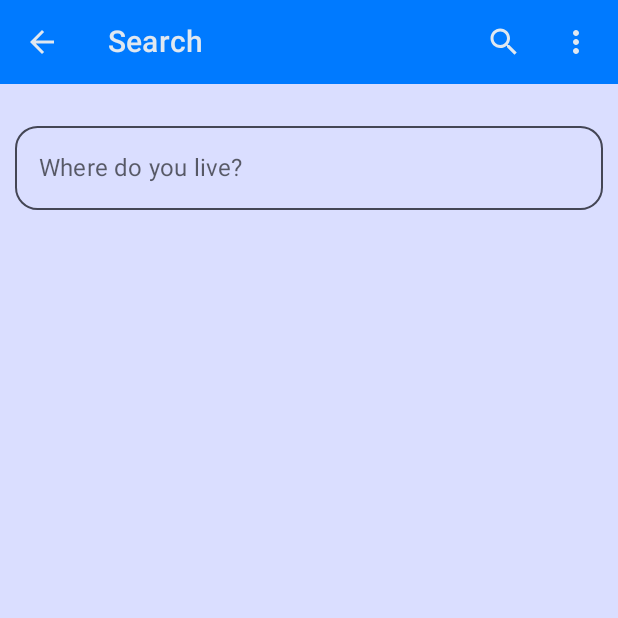
After one commit to Mohammad2723/Weather, an Android app built with Jetpack Compose: the SearchScreen screen opened through its navigation route, on a phone screen of 412 x 824 dp, the top half of it. The commit adds this screen. Run offline under Robolectric (Android 15) with nearby library versions, the phone set to English and light mode, and no system bars; our stand-ins replace Dagger/Hilt's generated code.

Commit message:
search screen and search bar is implement but still isn't work

```diff
--- a/app/src/main/java/com/github/ebrahimi16153/weather/navigation/WeatherNavigation.kt
+++ b/app/src/main/java/com/github/ebrahimi16153/weather/navigation/WeatherNavigation.kt
@@ -1,14 +1,16 @@
 package com.github.ebrahimi16153.weather.navigation
 
 import androidx.compose.runtime.Composable
+import androidx.compose.ui.ExperimentalComposeUiApi
 import androidx.hilt.navigation.compose.hiltViewModel
 import androidx.navigation.compose.NavHost
 import androidx.navigation.compose.composable
 import androidx.navigation.compose.rememberNavController
 import com.github.ebrahimi16153.weather.screens.SplashScreen
 import com.github.ebrahimi16153.weather.screens.main.MainScreen
+import com.github.ebrahimi16153.weather.screens.searchscreen.SearchScreen
 import com.github.ebrahimi16153.weather.viewmodel.MainViewModel
-
+@ExperimentalComposeUiApi
 @Composable
 fun WeatherNavigation() {
     val navController = rememberNavController()
@@ -26,6 +28,10 @@ fun WeatherNavigation() {
             MainScreen(navController = navController , mainViewModel)
         }
 
+        composable(WeatherScreensName.SearchScreen.name){
+            SearchScreen(navController = navController)
+        }
+
 
     }
 }
--- a/app/src/main/java/com/github/ebrahimi16153/weather/screens/main/MainScreen.kt
+++ b/app/src/main/java/com/github/ebrahimi16153/weather/screens/main/MainScreen.kt
@@ -71,7 +71,7 @@ fun MainScaffold(weather:Weather ,navController: NavController) {
         WeatherAppBar(
             title = "${weather.city?.name},${weather.city?.country}",
             navController = navController,
-            icon = Icons.Default.ArrowBack,
+            onSearchClicked = { navController.navigate(WeatherScreensName.SearchScreen.name)},
             elevation = 5.dp
         ) {
             Log.d("ArrowBack", "Arrow Back clicked")
--- /dev/null
+++ b/app/src/main/java/com/github/ebrahimi16153/weather/screens/searchscreen/SearchScreen.kt
@@ -0,0 +1,97 @@
+package com.github.ebrahimi16153.weather.screens.searchscreen
+
+import android.annotation.SuppressLint
+import androidx.compose.foundation.layout.Arrangement
+import androidx.compose.foundation.layout.Column
+import androidx.compose.foundation.layout.fillMaxSize
+import androidx.compose.foundation.layout.padding
+import androidx.compose.foundation.text.KeyboardActions
+import androidx.compose.material.Scaffold
+import androidx.compose.material.Surface
+import androidx.compose.material.icons.Icons
+import androidx.compose.material.icons.filled.ArrowBack
+import androidx.compose.runtime.Composable
+import androidx.compose.runtime.mutableStateOf
+import androidx.compose.runtime.remember
+import androidx.compose.runtime.saveable.rememberSaveable
+import androidx.compose.ui.Alignment
+import androidx.compose.ui.ExperimentalComposeUiApi
+import androidx.compose.ui.Modifier
+import androidx.compose.ui.platform.LocalSoftwareKeyboardController
+import androidx.compose.ui.unit.dp
+import androidx.navigation.NavController
+import com.github.ebrahimi16153.weather.ui.theme.MyColors
+import com.github.ebrahimi16153.weather.widgets.CommonTextField
+import com.github.ebrahimi16153.weather.widgets.WeatherAppBar
+
+@ExperimentalComposeUiApi
+@Composable
+fun SearchScreen(navController: NavController) {
+
+    SearchScaffold(navController = navController)
+
+
+}
+
+@ExperimentalComposeUiApi
+@SuppressLint("UnusedMaterialScaffoldPaddingParameter")
+@Composable
+fun SearchScaffold(navController: NavController) {
+    Scaffold(topBar = {
+        WeatherAppBar(
+            title = "Search",
+            navController = navController,
+            onSearchClicked = {},
+            icon = Icons.Default.ArrowBack,
+            onNavigationClicked = { navController.popBackStack() }
+        )
+    }) {
+
+        SearchContent(navController = navController)
+    }
+}
+
+@ExperimentalComposeUiApi
+@Composable
+fun SearchContent(navController: NavController) {
+    Surface(modifier = Modifier.fillMaxSize(), color = MyColors().background.value) {
+        Column(
+            modifier = Modifier
+                .fillMaxSize()
+                .padding(top = 20.dp),
+            verticalArrangement = Arrangement.Top,
+            horizontalAlignment = Alignment.CenterHorizontally
+        ) {
+
+
+            SearchBar() {
+
+            }
+
+        }
+    }
+
+}
+
+
+@ExperimentalComposeUiApi
+@Composable
+fun SearchBar(onSearch: (String) -> Unit = {}) {
+    val searchQueryState = rememberSaveable {
+        mutableStateOf("")
+    }
+
+    val keyboardController = LocalSoftwareKeyboardController.current
+    val valid = remember(searchQueryState) {
+        searchQueryState.value.trim().isNotBlank()
+    }
+
+    CommonTextField(
+        valueState = searchQueryState,
+        placeHolder = "Where do you live?",
+        onAction = KeyboardActions { if (!valid) return@KeyboardActions
+        onSearch(searchQueryState.value.trim())
+         searchQueryState .value =""
+        keyboardController?.hide()})
+
+}
--- /dev/null
+++ b/app/src/main/java/com/github/ebrahimi16153/weather/widgets/CommonTextField.kt
@@ -0,0 +1,52 @@
+package com.github.ebrahimi16153.weather.widgets
+
+import androidx.compose.foundation.layout.fillMaxWidth
+import androidx.compose.foundation.layout.padding
+import androidx.compose.foundation.shape.RoundedCornerShape
+import androidx.compose.foundation.text.KeyboardActions
+import androidx.compose.foundation.text.KeyboardOptions
+import androidx.compose.material.OutlinedTextField
+import androidx.compose.material.Text
+import androidx.compose.material.TextFieldDefaults
+import androidx.compose.runtime.Composable
+import androidx.compose.runtime.MutableState
+import androidx.compose.ui.Modifier
+import androidx.compose.ui.text.input.ImeAction
+import androidx.compose.ui.text.input.KeyboardType
+import androidx.compose.ui.unit.dp
+import com.github.ebrahimi16153.weather.ui.theme.MyColors
+
+
+@Composable
+fun CommonTextField(
+    valueState: MutableState<String>,
+    placeHolder: String,
+    keyboardType: KeyboardType = KeyboardType.Text,
+    imeAction: ImeAction = ImeAction.Next,
+    onAction: KeyboardActions = KeyboardActions.Default
+) {
+    OutlinedTextField(
+        modifier = Modifier
+            .fillMaxWidth()
+            .padding(start = 10.dp, end = 10.dp),
+        value = valueState.value,
+        onValueChange = { valueState.value = it },
+        label = { Text(text = placeHolder) },
+        maxLines = 1,
+        singleLine = true,
+        keyboardOptions = KeyboardOptions(keyboardType = keyboardType, imeAction = imeAction),
+        keyboardActions = onAction,
+        colors = TextFieldDefaults.outlinedTextFieldColors(
+            textColor = MyColors().text.value,
+            cursorColor = MyColors().text.value,
+            focusedBorderColor = MyColors().primary.value,
+            unfocusedBorderColor = MyColors().text.value,
+            focusedLabelColor = MyColors().primary.value,
+        ),
+        shape = RoundedCornerShape(15.dp),
+
+
+        )
+
+
+}
--- a/app/src/main/java/com/github/ebrahimi16153/weather/widgets/WeatherAppBar.kt
+++ b/app/src/main/java/com/github/ebrahimi16153/weather/widgets/WeatherAppBar.kt
@@ -21,8 +21,9 @@ fun WeatherAppBar(
     icon: ImageVector? = null,
     isMainScreen: Boolean = true,
     elevation: Dp = 0.dp,
+    onSearchClicked: () -> Unit,
     navController: NavController,
-    onAddActionClicked: () -> Unit = {}
+    onNavigationClicked: () -> Unit = {}
 ) {
 
 
@@ -31,7 +32,7 @@ fun WeatherAppBar(
         actions = {
             //search button
             if (isMainScreen) {
-                IconButton(onClick = { /*TODO*/ }) {
+                IconButton(onClick = { onSearchClicked.invoke() }) {
                     Icon(
                         imageVector = Icons.Default.Search,
                         contentDescription = "Search icon",
@@ -55,7 +56,7 @@ fun WeatherAppBar(
         },
         navigationIcon = {
             if (icon != null) {
-                IconButton( onClick = {onAddActionClicked.invoke()}) {
+                IconButton( onClick = {onNavigationClicked.invoke()}) {
                  Icon(imageVector = icon, contentDescription = "null" , tint = MyColors().onPrimary.value)
                 }
             }
```
